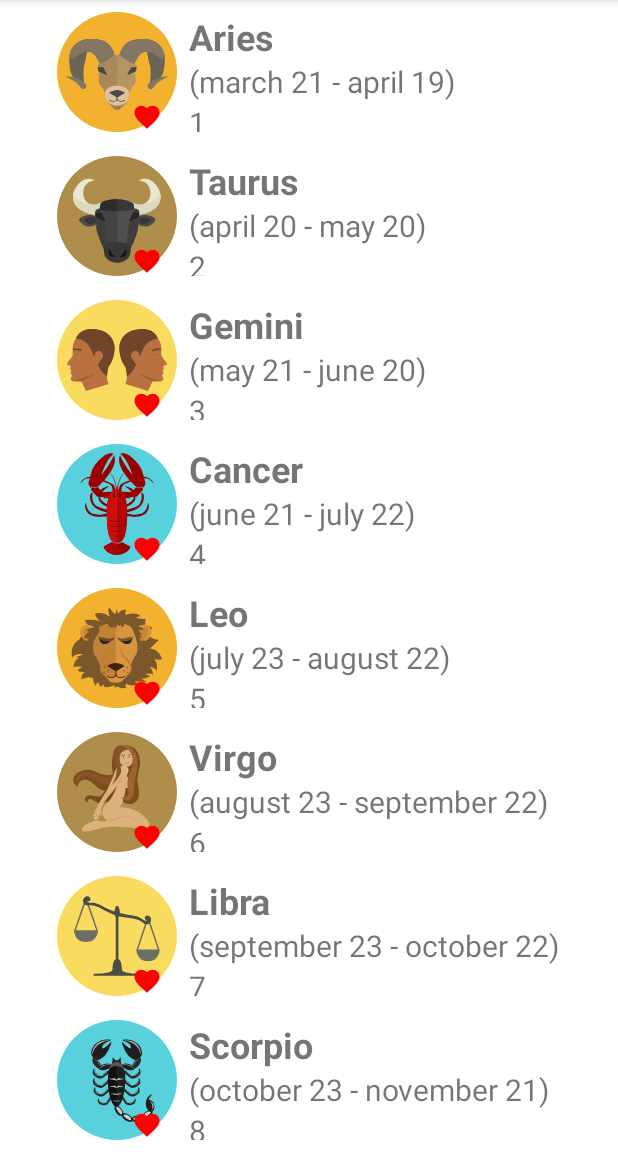
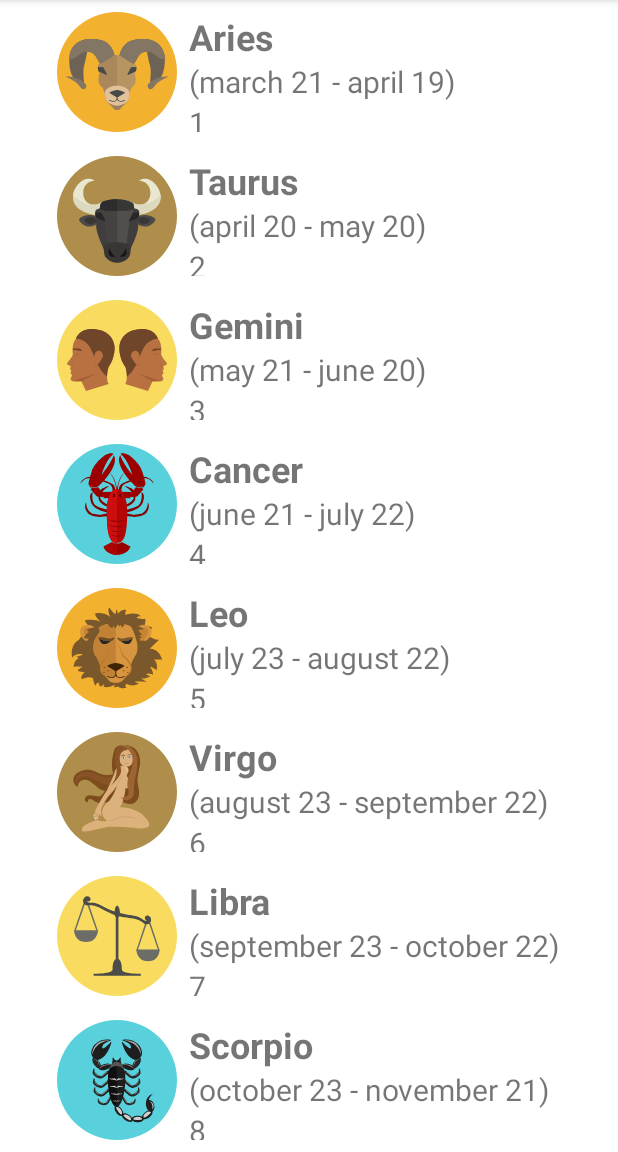
Before and after one commit to raulfl1982ndrd/HoroscopeApp, an Android app: the screen it shows after launch (MainActivity), on a phone screen of 412 x 824 dp, the part 84-1236 px from its top. Run offline under Robolectric (Android 15) with nearby library versions, the phone set to English and light mode, and no system bars.

```diff
--- a/app/src/main/java/com/example/horoscopeapp/activities/MainActivity.kt
+++ b/app/src/main/java/com/example/horoscopeapp/activities/MainActivity.kt
@@ -60,6 +60,11 @@ class MainActivity : AppCompatActivity() {
         getColor(R.color.purple_200)
 
     }
+
+    override fun onResume() {
+        super.onResume()
+        adapter.updateData(horoscopesList)
+    }
 //Procedimiento para instanciar el menu que hemos creado en la activity
     override fun onCreateOptionsMenu(menu: Menu?): Boolean {
         menuInflater.inflate(R.menu.menu_activity_main,menu)
--- a/app/src/main/java/com/example/horoscopeapp/adapters/HoroscopeAdapter.kt
+++ b/app/src/main/java/com/example/horoscopeapp/adapters/HoroscopeAdapter.kt
@@ -11,6 +11,7 @@ import android.widget.TextView
 import androidx.recyclerview.widget.RecyclerView
 import com.example.horoscopeapp.R
 import com.example.horoscopeapp.data.Horoscope
+import com.example.horoscopeapp.utils.SessionManager
 import com.example.horoscopeapp.utils.highlight
 
 class HoroscopeAdapter (private var dataSet: List<Horoscope>, private val onItemClickListener: (Int)->Unit) :
@@ -72,12 +73,14 @@ class HoroscopeViewHolder(view: View) : RecyclerView.ViewHolder(view) {
     val desctextView: TextView
     val datetextView: TextView
     val logoimageView: ImageView
+    val favoriteImageView: ImageView
     init {
         // Define click listener for the ViewHolder's View
         nametextView = view.findViewById(R.id.nameTextView)
         desctextView = view.findViewById(R.id.descriptionTextView)
         datetextView = view.findViewById(R.id.dateTextView)
         logoimageView = view.findViewById(R.id.logoImageView)
+        favoriteImageView = view.findViewById(R.id.favorites)
     }
 
     fun render(horoscope: Horoscope){
@@ -85,6 +88,16 @@ class HoroscopeViewHolder(view: View) : RecyclerView.ViewHolder(view) {
         desctextView.setText(horoscope.desc)
         datetextView.setText(horoscope.date)
         logoimageView.setImageResource(horoscope.logo)
+
+        val context = itemView.context
+        var isFavorite = SessionManager(context).isFavorite(horoscope.id)
+
+        if (isFavorite){
+            favoriteImageView.visibility = View.VISIBLE
+        }else{
+            favoriteImageView.visibility = View.GONE
+        }
+
     }
     //Subraya el texto que coincide con la busqueda
     // Subraya el texto que coincide con la busqueda
--- a/app/src/main/java/com/example/horoscopeapp/utils/SessionManager.kt
+++ b/app/src/main/java/com/example/horoscopeapp/utils/SessionManager.kt
@@ -18,6 +18,9 @@ class SessionManager (context:Context) {
     init {
         sharedPrefs = context.getSharedPreferences("horoscope_session", Context.MODE_PRIVATE)
     }
+    fun isFavorite(horoscopeId : String):Boolean{
+        return getFavoriteHoroscopeValue()?.equals(horoscopeId) ?: false
+    }
 
     fun setFavoriteHoroscopeValue (id:String) {
         val editor = sharedPrefs?.edit()
--- a/app/src/main/res/layout/item_horoscope.xml
+++ b/app/src/main/res/layout/item_horoscope.xml
@@ -3,7 +3,9 @@
     android:orientation="horizontal"
     android:layout_width="match_parent"
     android:layout_height="wrap_content"
-    android:padding="8sp">
+    android:padding="8sp"
+    android:background="?android:attr/selectableItemBackgroundBorderless"
+    >
 <RelativeLayout
     android:layout_width="wrap_content"
     android:layout_height="wrap_content">
```
Also changed, not shown: app/src/main/java/com/example/horoscopeapp/activities/DetailActivity.kt (+20 -8 lines).
